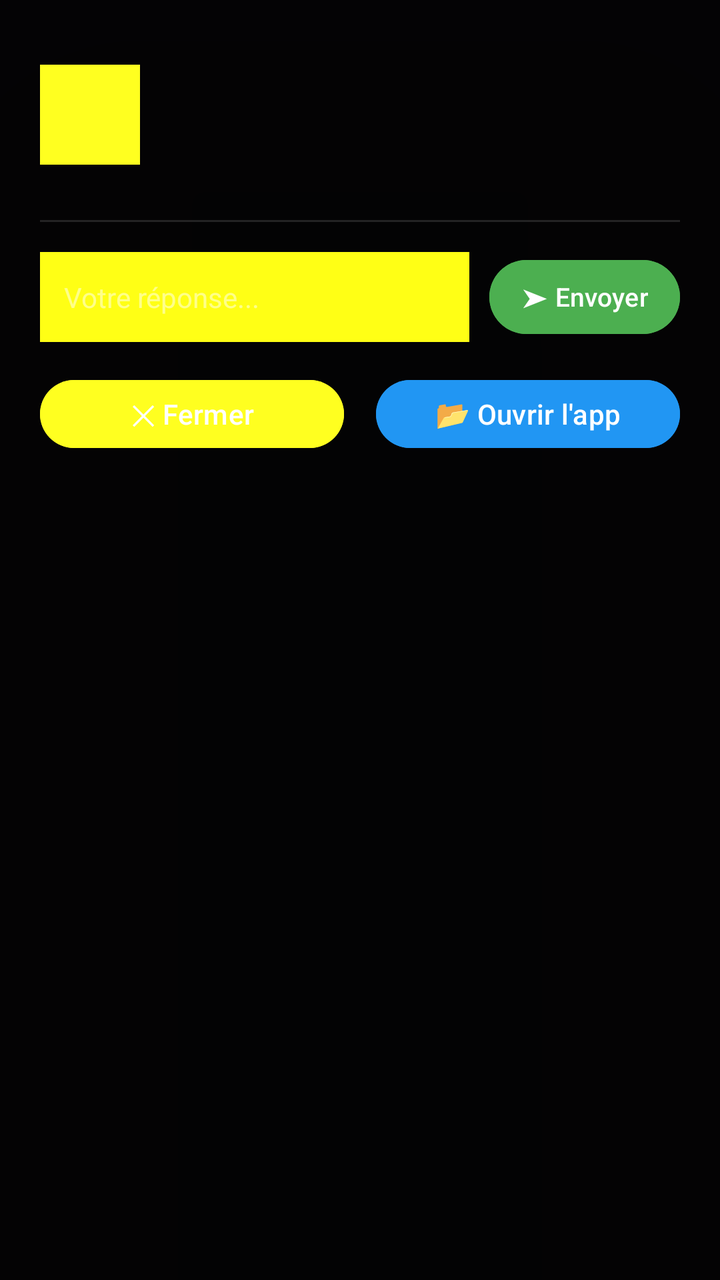
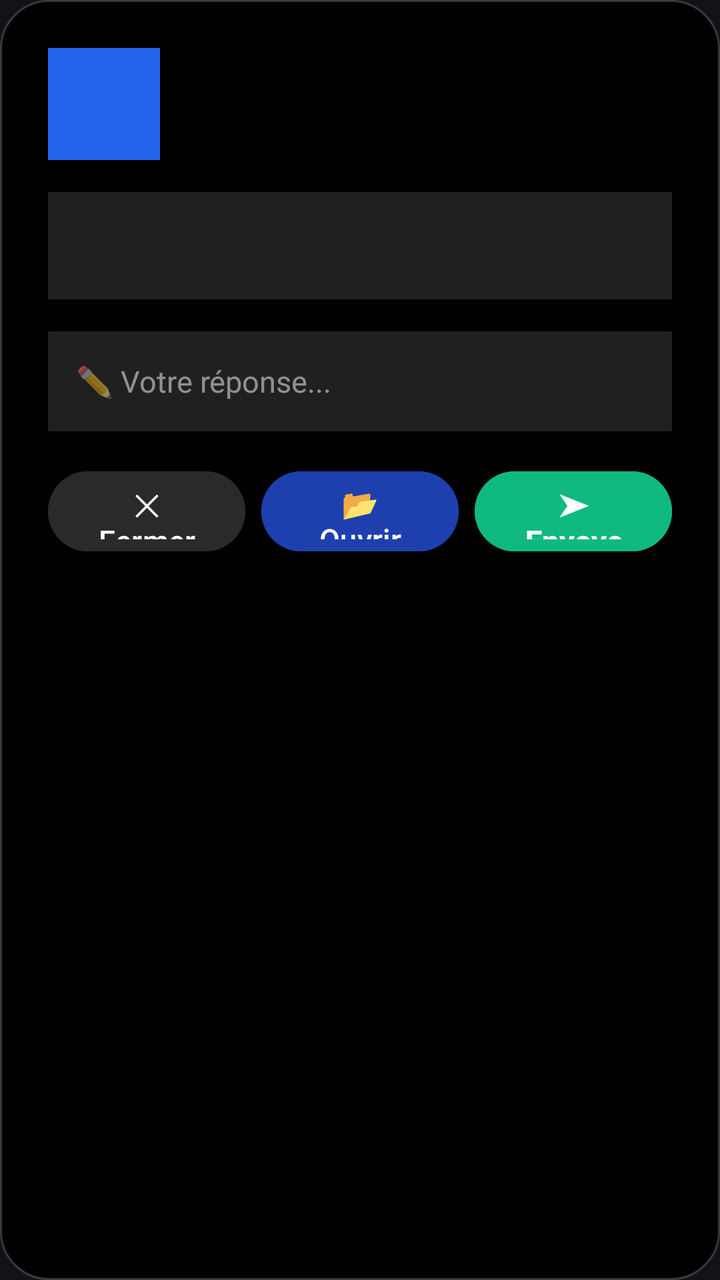

Compare the two renders of this Android layout. The source of the first and the diff that turns it into the second are given below.
<!-- AndroidManifest.xml: application theme Theme.Luncher -->
<!-- res/layout/popup_message.xml -->
<?xml version="1.0" encoding="utf-8"?>
<LinearLayout xmlns:android="http://schemas.android.com/apk/res/android"
    android:layout_width="match_parent"
    android:layout_height="wrap_content"
    android:orientation="vertical"
    android:background="#CC000000"
    android:padding="20dp"
    android:layout_margin="15dp"
    android:elevation="100dp">

    <LinearLayout
        android:layout_width="match_parent"
        android:layout_height="wrap_content"
        android:orientation="horizontal"
        android:gravity="center_vertical">

        <LinearLayout
            android:layout_width="50dp"
            android:layout_height="50dp"
            android:background="#FFFFFF20"
            android:gravity="center"
            android:layout_marginEnd="15dp">
            
            <ImageView
                android:id="@+id/popup_icon"
                android:layout_width="26dp"
                android:layout_height="26dp"
                android:tint="#FFFFFF"/>
        </LinearLayout>

        <LinearLayout
            android:layout_width="0dp"
            android:layout_height="wrap_content"
            android:layout_weight="1"
            android:orientation="vertical">

            <TextView
                android:id="@+id/popup_title"
                android:layout_width="match_parent"
                android:layout_height="wrap_content"
                android:textSize="18sp"
                android:textStyle="bold"
                android:textColor="#FFFFFF"/>

            <TextView
                android:id="@+id/popup_sender"
                android:layout_width="match_parent"
                android:layout_height="wrap_content"
                android:textSize="15sp"
                android:textColor="#E0FFFFFF"
                android:layout_marginTop="2dp"/>

            <TextView
                android:id="@+id/popup_content"
                android:layout_width="match_parent"
                android:layout_height="wrap_content"
                android:textSize="15sp"
                android:textColor="#FFFFFF"
                android:layout_marginTop="8dp"
                android:maxLines="8"/>
        </LinearLayout>
    </LinearLayout>

    <View
        android:layout_width="match_parent"
        android:layout_height="1dp"
        android:background="#20FFFFFF"
        android:layout_marginVertical="15dp"/>

    <LinearLayout
        android:layout_width="match_parent"
        android:layout_height="wrap_content"
        android:orientation="horizontal"
        android:gravity="center_vertical">

        <EditText
            android:id="@+id/popup_reply"
            android:layout_width="0dp"
            android:layout_height="wrap_content"
            android:layout_weight="1"
            android:hint="Votre réponse..."
            android:textSize="14sp"
            android:minHeight="45dp"
            android:maxLines="3"
            android:background="#FFFFFF15"
            android:textColor="#FFFFFF"
            android:textColorHint="#80FFFFFF"
            android:padding="12dp"/>

        <Button
            android:id="@+id/btn_send"
            android:layout_width="wrap_content"
            android:layout_height="45dp"
            android:text="➤ Envoyer"
            android:textSize="13sp"
            android:backgroundTint="#4CAF50"
            android:textColor="#FFFFFF"
            android:layout_marginStart="10dp"
            android:paddingStart="16dp"
            android:paddingEnd="16dp"/>
    </LinearLayout>

    <LinearLayout
        android:layout_width="match_parent"
        android:layout_height="wrap_content"
        android:orientation="horizontal"
        android:layout_marginTop="15dp"
        android:gravity="center">

        <Button
            android:id="@+id/btn_close"
            android:layout_width="0dp"
            android:layout_height="42dp"
            android:layout_weight="1"
            android:text="✕ Fermer"
            android:textSize="14sp"
            android:backgroundTint="#FFFFFF20"
            android:textColor="#FFFFFF"
            android:layout_marginEnd="8dp"/>

        <Button
            android:id="@+id/btn_open_app"
            android:layout_width="0dp"
            android:layout_height="42dp"
            android:layout_weight="1"
            android:text="📂 Ouvrir l'app"
            android:textSize="14sp"
            android:backgroundTint="#2196F3"
            android:textColor="#FFFFFF"
            android:layout_marginStart="8dp"/>
    </LinearLayout>

</LinearLayout>
<!-- resources referenced by this layout -->
<resources>
  <style name="Theme.Luncher" parent="Theme.Material3.Dark.NoActionBar">
          <item name="android:statusBarColor">@android:color/transparent</item>
          <item name="android:windowLightStatusBar">false</item>
      </style>
</resources>

<!-- the commit's change to res/layout/popup_message.xml (unified diff, before → after) -->
@@ -3,28 +3,28 @@
     android:layout_width="match_parent"
     android:layout_height="wrap_content"
     android:orientation="vertical"
-    android:background="#CC000000"
-    android:padding="20dp"
-    android:layout_margin="15dp"
-    android:elevation="100dp">
+    android:background="@drawable/bg_popup"
+    android:padding="24dp"
+    android:elevation="24dp">
 
     <LinearLayout
         android:layout_width="match_parent"
         android:layout_height="wrap_content"
         android:orientation="horizontal"
-        android:gravity="center_vertical">
+        android:gravity="center_vertical"
+        android:layout_marginBottom="16dp">
 
         <LinearLayout
-            android:layout_width="50dp"
-            android:layout_height="50dp"
-            android:background="#FFFFFF20"
+            android:layout_width="56dp"
+            android:layout_height="56dp"
+            android:background="#2563EB"
             android:gravity="center"
-            android:layout_marginEnd="15dp">
+            android:layout_marginEnd="16dp">
             
             <ImageView
                 android:id="@+id/popup_icon"
-                android:layout_width="26dp"
-                android:layout_height="26dp"
+                android:layout_width="28dp"
+                android:layout_height="28dp"
                 android:tint="#FFFFFF"/>
         </LinearLayout>
 
@@ -38,7 +38,7 @@
                 android:id="@+id/popup_title"
                 android:layout_width="match_parent"
                 android:layout_height="wrap_content"
-                android:textSize="18sp"
+                android:textSize="20sp"
                 android:textStyle="bold"
                 android:textColor="#FFFFFF"/>
 
@@ -47,87 +47,74 @@
                 android:layout_width="match_parent"
                 android:layout_height="wrap_content"
                 android:textSize="15sp"
-                android:textColor="#E0FFFFFF"
+                android:textColor="#B0FFFFFF"
                 android:layout_marginTop="2dp"/>
-
-            <TextView
-                android:id="@+id/popup_content"
-                android:layout_width="match_parent"
-                android:layout_height="wrap_content"
-                android:textSize="15sp"
-                android:textColor="#FFFFFF"
-                android:layout_marginTop="8dp"
-                android:maxLines="8"/>
         </LinearLayout>
     </LinearLayout>
 
-    <View
+    <TextView
+        android:id="@+id/popup_content"
         android:layout_width="match_parent"
-        android:layout_height="1dp"
-        android:background="#20FFFFFF"
-        android:layout_marginVertical="15dp"/>
+        android:layout_height="wrap_content"
+        android:textSize="16sp"
+        android:textColor="#FFFFFF"
+        android:padding="16dp"
+        android:background="#1FFFFFFF"
+        android:maxLines="10"
+        android:layout_marginBottom="16dp"/>
+
+    <EditText
+        android:id="@+id/popup_reply"
+        android:layout_width="match_parent"
+        android:layout_height="wrap_content"
+        android:hint="✏️ Votre réponse..."
+        android:textSize="15sp"
+        android:minHeight="50dp"
+        android:maxLines="4"
+        android:background="#1FFFFFFF"
+        android:textColor="#FFFFFF"
+        android:textColorHint="#80FFFFFF"
+        android:padding="14dp"
+        android:layout_marginBottom="16dp"/>
 
     <LinearLayout
         android:layout_width="match_parent"
         android:layout_height="wrap_content"
         android:orientation="horizontal"
-        android:gravity="center_vertical">
-
-        <EditText
-            android:id="@+id/popup_reply"
-            android:layout_width="0dp"
-            android:layout_height="wrap_content"
-            android:layout_weight="1"
-            android:hint="Votre réponse..."
-            android:textSize="14sp"
-            android:minHeight="45dp"
-            android:maxLines="3"
-            android:background="#FFFFFF15"
-            android:textColor="#FFFFFF"
-            android:textColorHint="#80FFFFFF"
-            android:padding="12dp"/>
-
-        <Button
-            android:id="@+id/btn_send"
-            android:layout_width="wrap_content"
-            android:layout_height="45dp"
-            android:text="➤ Envoyer"
-            android:textSize="13sp"
-            android:backgroundTint="#4CAF50"
-            android:textColor="#FFFFFF"
-            android:layout_marginStart="10dp"
-            android:paddingStart="16dp"
-            android:paddingEnd="16dp"/>
-    </LinearLayout>
-
-    <LinearLayout
-        android:layout_width="match_parent"
-        android:layout_height="wrap_content"
-        android:orientation="horizontal"
-        android:layout_marginTop="15dp"
         android:gravity="center">
 
         <Button
             android:id="@+id/btn_close"
             android:layout_width="0dp"
-            android:layout_height="42dp"
+            android:layout_height="48dp"
             android:layout_weight="1"
             android:text="✕ Fermer"
-            android:textSize="14sp"
-            android:backgroundTint="#FFFFFF20"
+            android:textSize="15sp"
+            android:backgroundTint="#2A2A2A"
             android:textColor="#FFFFFF"
             android:layout_marginEnd="8dp"/>
 
         <Button
             android:id="@+id/btn_open_app"
             android:layout_width="0dp"
-            android:layout_height="42dp"
+            android:layout_height="48dp"
             android:layout_weight="1"
-            android:text="📂 Ouvrir l'app"
-            android:textSize="14sp"
-            android:backgroundTint="#2196F3"
+            android:text="📂 Ouvrir"
+            android:textSize="15sp"
+            android:backgroundTint="#1E40AF"
             android:textColor="#FFFFFF"
-            android:layout_marginStart="8dp"/>
+            android:layout_marginEnd="8dp"/>
+
+        <Button
+            android:id="@+id/btn_send"
+            android:layout_width="0dp"
+            android:layout_height="48dp"
+            android:layout_weight="1"
+            android:text="➤ Envoyer"
+            android:textSize="15sp"
+            android:textStyle="bold"
+            android:backgroundTint="#10B981"
+            android:textColor="#FFFFFF"/>
     </LinearLayout>
 
 </LinearLayout>
<!-- resource entries referenced after the edit -->
@@ -1,5 +1,12 @@
 <!-- resources referenced by this layout -->
 <resources>
+  <!-- drawable bg_popup (drawable) -->
+  <?xml version="1.0" encoding="utf-8"?>
+  <shape xmlns:android="http://schemas.android.com/apk/res/android">
+      <solid android:color="#F0000000"/>
+      <corners android:radius="24dp"/>
+      <stroke android:width="1dp" android:color="#30FFFFFF"/>
+  </shape>
   <style name="Theme.Luncher" parent="Theme.Material3.Dark.NoActionBar">
           <item name="android:statusBarColor">@android:color/transparent</item>
           <item name="android:windowLightStatusBar">false</item>
